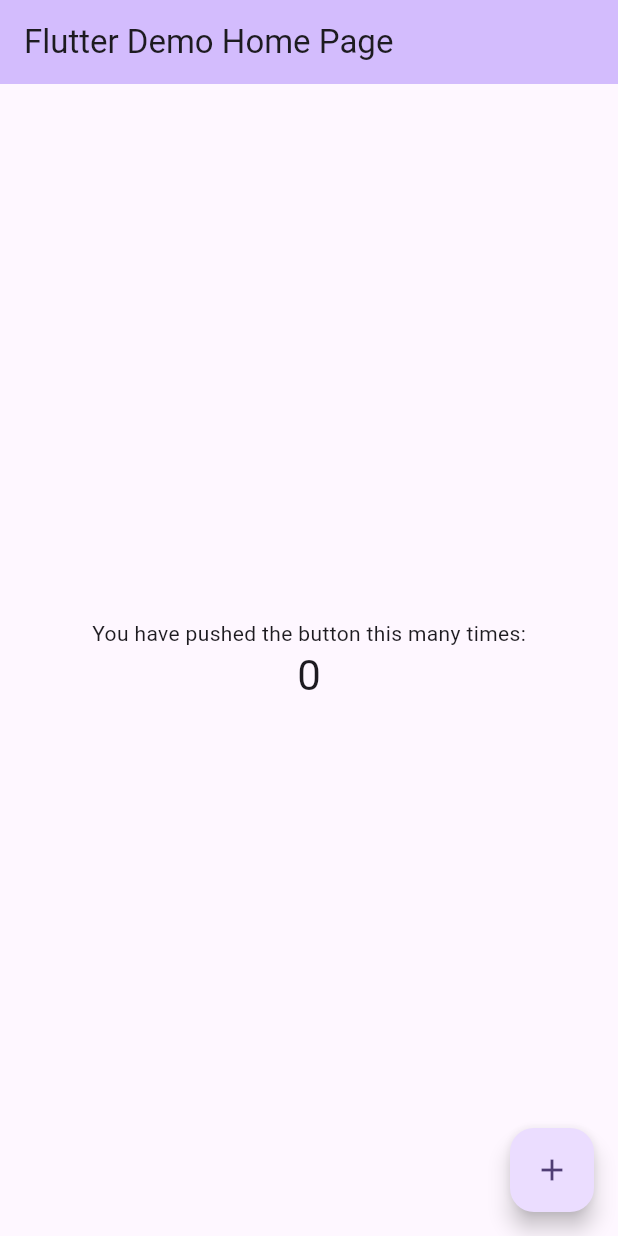
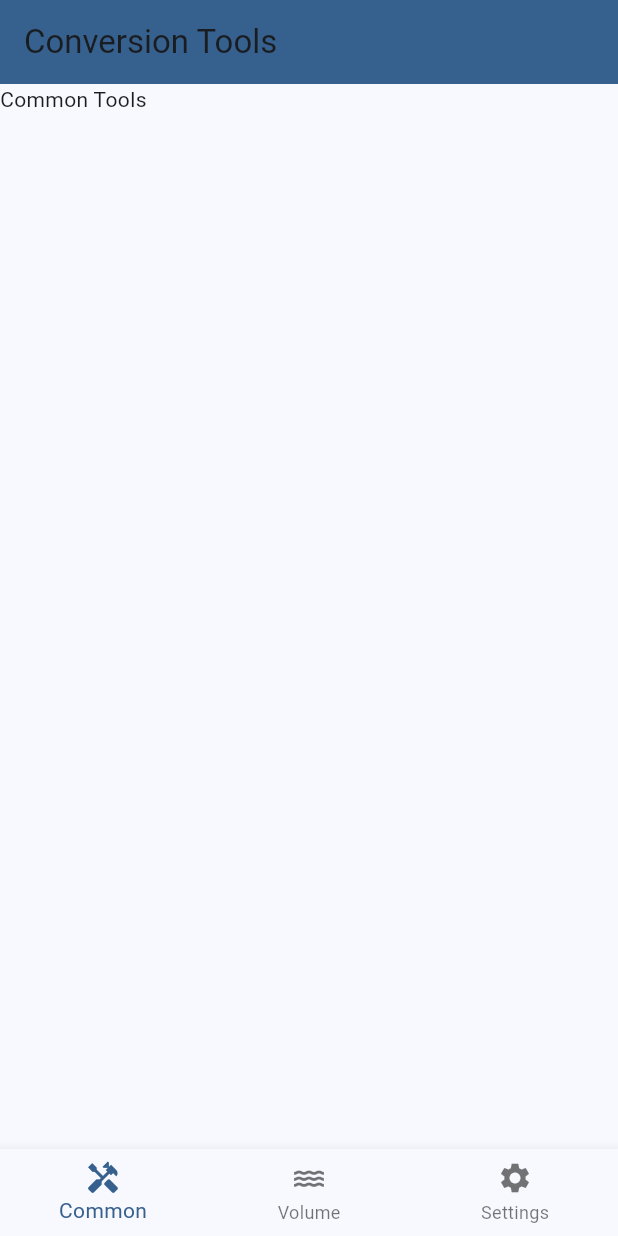
Before and after one commit to gcmoony/equals, a Flutter app: the screen it shows after launch, on a phone screen of 412 x 824 dp. Run offline on Flutter 3.47's test engine with Material 3 defaults, Android fonts, the light colour scheme and no system bars.

Commit message:
Added navigation to appbar

```diff
--- a/lib/main.dart
+++ b/lib/main.dart
@@ -1,3 +1,6 @@
+import 'package:equals/routes/commontools.dart';
+import 'package:equals/routes/settings.dart';
+import 'package:equals/routes/volume.dart';
 import 'package:flutter/material.dart';
 
 void main() {
@@ -11,42 +14,17 @@
   @override
   Widget build(BuildContext context) {
     return MaterialApp(
-      title: 'Flutter Demo',
+      title: 'Equals - Conversion Tool',
       theme: ThemeData(
-        // This is the theme of your application.
-        //
-        // TRY THIS: Try running your application with "flutter run". You'll see
-        // the application has a purple toolbar. Then, without quitting the app,
-        // try changing the seedColor in the colorScheme below to Colors.green
-        // and then invoke "hot reload" (save your changes or press the "hot
-        // reload" button in a Flutter-supported IDE, or press "r" if you used
-        // the command line to start the app).
-        //
-        // Notice that the counter didn't reset back to zero; the application
-        // state is not lost during the reload. To reset the state, use hot
-        // restart instead.
-        //
-        // This works for code too, not just values: Most code changes can be
-        // tested with just a hot reload.
-        colorScheme: ColorScheme.fromSeed(seedColor: Colors.deepPurple),
+        colorScheme: ColorScheme.fromSeed(seedColor: Colors.blue),
       ),
-      home: const MyHomePage(title: 'Flutter Demo Home Page'),
+      home: const MyHomePage(title: 'Conversion Tools'),
     );
   }
 }
 
 class MyHomePage extends StatefulWidget {
   const MyHomePage({super.key, required this.title});
-
-  // This widget is the home page of your application. It is stateful, meaning
-  // that it has a State object (defined below) that contains fields that affect
-  // how it looks.
-
-  // This class is the configuration for the state. It holds the values (in this
-  // case the title) provided by the parent (in this case the App widget) and
-  // used by the build method of the State. Fields in a Widget subclass are
-  // always marked "final".
-
   final String title;
 
   @override
@@ -54,69 +32,52 @@
 }
 
 class _MyHomePageState extends State<MyHomePage> {
-  int _counter = 0;
-
-  void _incrementCounter() {
-    setState(() {
-      // This call to setState tells the Flutter framework that something has
-      // changed in this State, which causes it to rerun the build method below
-      // so that the display can reflect the updated values. If we changed
-      // _counter without calling setState(), then the build method would not be
-      // called again, and so nothing would appear to happen.
-      _counter++;
-    });
-  }
+  // Add AppBar Navigation
+  int selectedIndex = 0;
 
   @override
   Widget build(BuildContext context) {
-    // This method is rerun every time setState is called, for instance as done
-    // by the _incrementCounter method above.
-    //
-    // The Flutter framework has been optimized to make rerunning build methods
-    // fast, so that you can just rebuild anything that needs updating rather
-    // than having to individually change instances of widgets.
+    Widget currentWidgetPage = const Text("Loading...");
+    switch (selectedIndex) {
+      case 0:
+        {
+          currentWidgetPage = CommonToolsPage();
+          break;
+        }
+      case 1:
+        {
+          currentWidgetPage = VolumePage();
+          break;
+        }
+      case 2:
+        {
+          currentWidgetPage = SettingsPage();
+          break;
+        }
+    }
     return Scaffold(
       appBar: AppBar(
-        // TRY THIS: Try changing the color here to a specific color (to
-        // Colors.amber, perhaps?) and trigger a hot reload to see the AppBar
-        // change color while the other colors stay the same.
-        backgroundColor: Theme.of(context).colorScheme.inversePrimary,
-        // Here we take the value from the MyHomePage object that was created by
-        // the App.build method, and use it to set our appbar title.
+        backgroundColor: Theme.of(context).colorScheme.primary,
+        // backgroundColor: Colors.amber,
+        // Text("Wow", style: Theme.of(context).textTheme.headlineMedium),
         title: Text(widget.title),
       ),
-      body: Center(
-        // Center is a layout widget. It takes a single child and positions it
-        // in the middle of the parent.
-        child: Column(
-          // Column is also a layout widget. It takes a list of children and
-          // arranges them vertically. By default, it sizes itself to fit its
-          // children horizontally, and tries to be as tall as its parent.
-          //
-          // Column has various properties to control how it sizes itself and
-          // how it positions its children. Here we use mainAxisAlignment to
-          // center the children vertically; the main axis here is the vertical
-          // axis because Columns are vertical (the cross axis would be
-          // horizontal).
-          //
-          // TRY THIS: Invoke "debug painting" (choose the "Toggle Debug Paint"
-          // action in the IDE, or press "p" in the console), to see the
-          // wireframe for each widget.
-          mainAxisAlignment: MainAxisAlignment.center,
-          children: <Widget>[
-            const Text('You have pushed the button this many times:'),
-            Text(
-              '$_counter',
-              style: Theme.of(context).textTheme.headlineMedium,
-            ),
-          ],
-        ),
+      body: currentWidgetPage,
+      bottomNavigationBar: BottomNavigationBar(
+        onTap:
+            (newIndex) => setState(() {
+              selectedIndex = newIndex;
+            }),
+        currentIndex: selectedIndex,
+        items: [
+          BottomNavigationBarItem(icon: Icon(Icons.handyman), label: "Common"),
+          BottomNavigationBarItem(icon: Icon(Icons.water), label: "Volume"),
+          BottomNavigationBarItem(
+            icon: Icon(Icons.settings),
+            label: "Settings",
+          ),
+        ],
       ),
-      floatingActionButton: FloatingActionButton(
-        onPressed: _incrementCounter,
-        tooltip: 'Increment',
-        child: const Icon(Icons.add),
-      ), // This trailing comma makes auto-formatting nicer for build methods.
     );
   }
 }
--- /dev/null
+++ b/lib/routes/commontools.dart
@@ -0,0 +1,10 @@
+import 'package:flutter/material.dart';
+
+class CommonToolsPage extends StatelessWidget {
+  const CommonToolsPage({super.key});
+
+  @override
+  Widget build(BuildContext context) {
+    return const Text("Common Tools");
+  }
+}
--- /dev/null
+++ b/lib/routes/settings.dart
@@ -0,0 +1,10 @@
+import 'package:flutter/material.dart';
+
+class SettingsPage extends StatelessWidget {
+  const SettingsPage({super.key});
+
+  @override
+  Widget build(BuildContext context) {
+    return const Text("Settings");
+  }
+}
--- /dev/null
+++ b/lib/routes/volume.dart
@@ -0,0 +1,10 @@
+import 'package:flutter/material.dart';
+
+class VolumePage extends StatelessWidget {
+  const VolumePage({super.key});
+
+  @override
+  Widget build(BuildContext context) {
+    return const Text("Volume page");
+  }
+}
```
